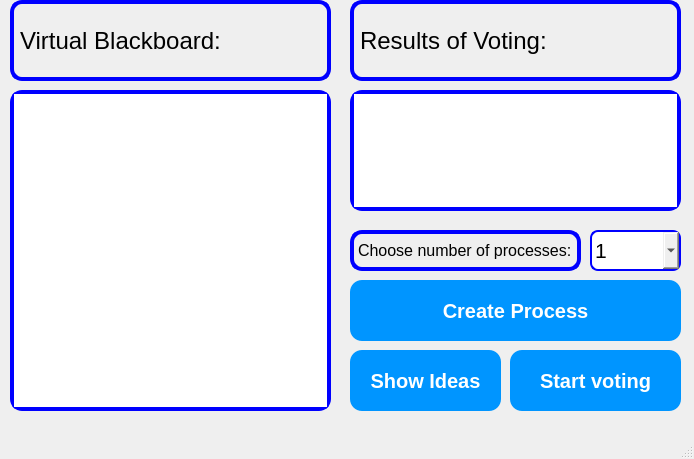
AlexBabilya/Lab9OS, file OSLab9/mainwindow.ui: the form before one commit.
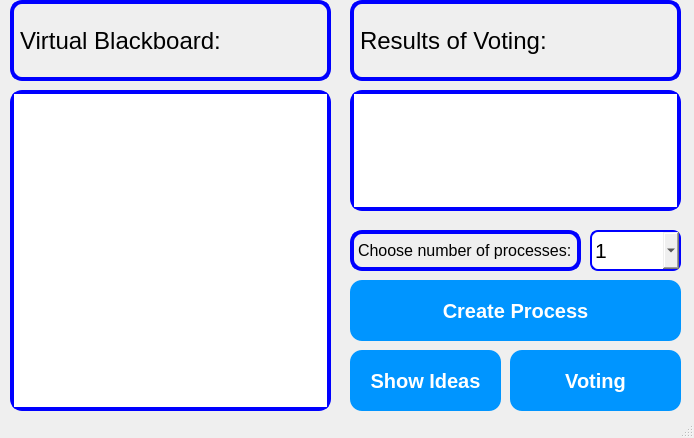
The form after the commit.

The edit to the form file:
```diff
--- a/OSLab9/mainwindow.ui
+++ b/OSLab9/mainwindow.ui
@@ -7,7 +7,7 @@
     <x>0</x>
     <y>0</y>
     <width>694</width>
-    <height>459</height>
+    <height>438</height>
    </rect>
   </property>
   <property name="windowTitle">
@@ -243,7 +243,7 @@
 }</string>
     </property>
     <property name="text">
-     <string>Start voting</string>
+     <string>Voting</string>
     </property>
    </widget>
    <widget class="QPlainTextEdit" name="voatingResultPlainTextEdit">
```
